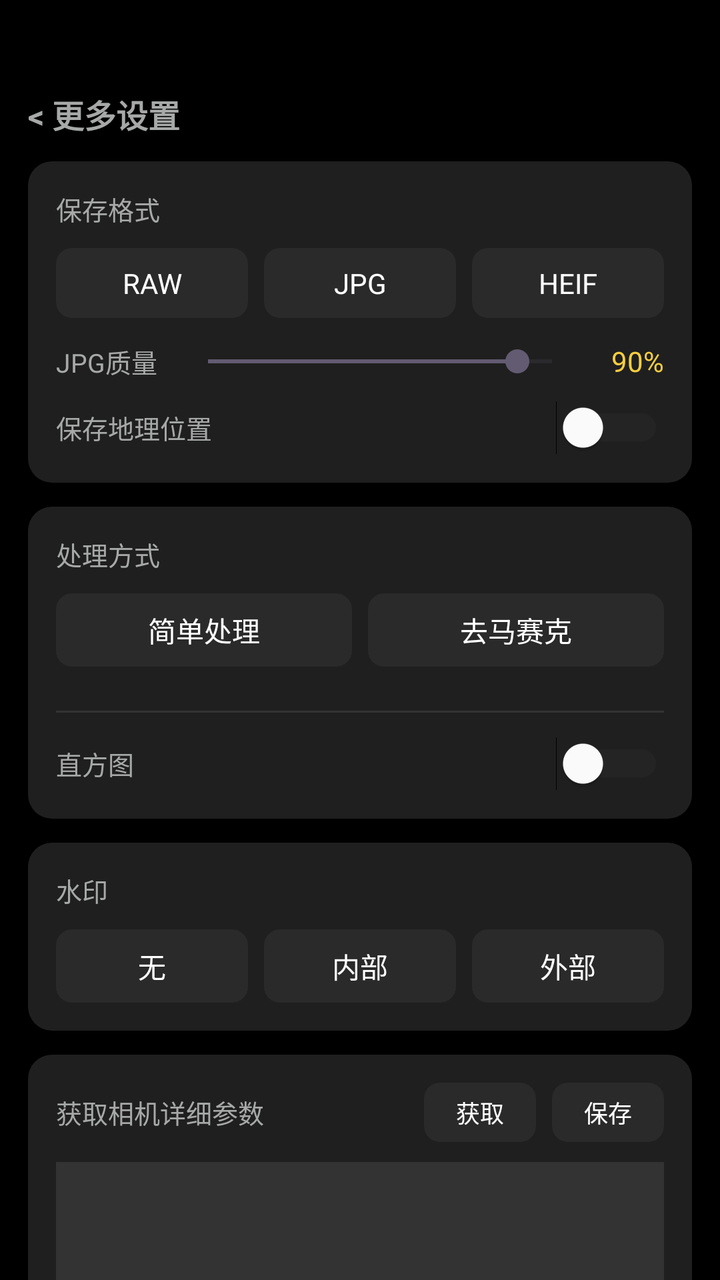
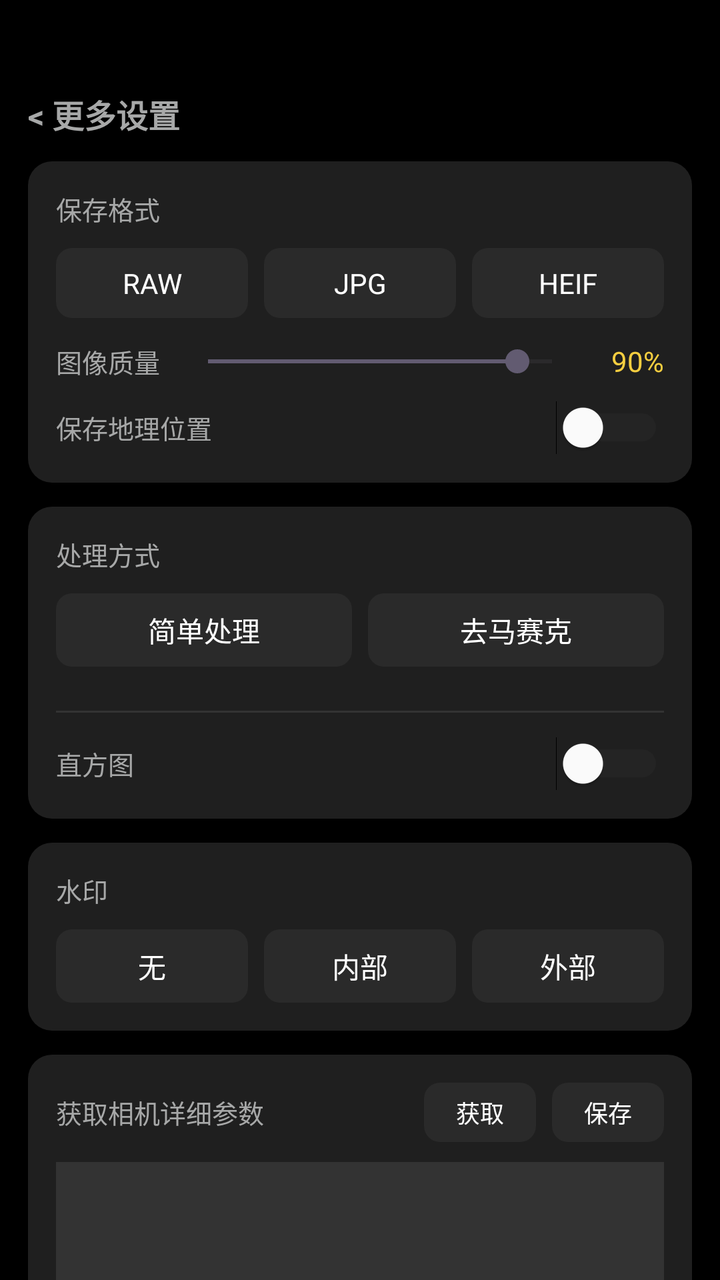

Two renders of the same Android screen: before a commit and after it. Below are the layout's source before the change and the commit's diff.
<!-- AndroidManifest.xml: activity theme Theme.WCam -->
<!-- res/layout/activity_settings.xml -->
<?xml version="1.0" encoding="utf-8"?>
<LinearLayout xmlns:android="http://schemas.android.com/apk/res/android"
    android:layout_width="match_parent"
    android:layout_height="match_parent"
    android:background="@color/settings_bg"
    android:orientation="vertical"
    android:paddingHorizontal="14dp">

    
    <View
        android:layout_width="match_parent"
        android:layout_height="100px" />

    
    <LinearLayout
        android:id="@+id/btn_back"
        android:layout_width="wrap_content"
        android:layout_height="wrap_content"
        android:orientation="horizontal"
        android:gravity="center_vertical"
        android:paddingVertical="12dp"
        android:clickable="true"
        android:focusable="true">
        <TextView
            android:layout_width="wrap_content"
            android:layout_height="wrap_content"
            android:text="&lt; 更多设置"
            android:textColor="@color/settings_text_main"
            android:textSize="16sp"
            android:textStyle="bold" />
    </LinearLayout>

    <ScrollView
        android:layout_width="match_parent"
        android:layout_height="match_parent"
        android:scrollbars="none">

        <LinearLayout
            android:layout_width="match_parent"
            android:layout_height="wrap_content"
            android:orientation="vertical"
            android:paddingBottom="40dp">

            
            <LinearLayout
                android:layout_width="match_parent"
                android:layout_height="wrap_content"
                android:background="@drawable/bg_settings_card"
                android:orientation="vertical"
                android:padding="14dp"
                android:layout_marginBottom="12dp">

                <TextView
                    android:layout_width="wrap_content"
                    android:layout_height="wrap_content"
                    android:text="保存格式"
                    android:textColor="@color/settings_text_main"
                    android:textSize="13sp"
                    android:layout_marginBottom="10dp" />

                <LinearLayout
                    android:layout_width="match_parent"
                    android:layout_height="wrap_content"
                    android:orientation="horizontal">
                    <TextView
                        android:id="@+id/chip_raw"
                        android:layout_width="0dp"
                        android:layout_height="wrap_content"
                        android:layout_weight="1"
                        android:background="@drawable/sl_settings_chip"
                        android:text="RAW"
                        android:textColor="@color/sl_settings_chip_text"
                        android:gravity="center"
                        android:paddingVertical="8dp"
                        android:layout_marginEnd="4dp"
                        android:clickable="true" />
                    <TextView
                        android:id="@+id/chip_jpg"
                        android:layout_width="0dp"
                        android:layout_height="wrap_content"
                        android:layout_weight="1"
                        android:background="@drawable/sl_settings_chip"
                        android:text="JPG"
                        android:textColor="@color/sl_settings_chip_text"
                        android:gravity="center"
                        android:paddingVertical="8dp"
                        android:layout_marginHorizontal="4dp"
                        android:clickable="true" />
                    <TextView
                        android:id="@+id/chip_heif"
                        android:layout_width="0dp"
                        android:layout_height="wrap_content"
                        android:layout_weight="1"
                        android:background="@drawable/sl_settings_chip"
                        android:text="HEIF"
                        android:textColor="@color/sl_settings_chip_text"
                        android:gravity="center"
                        android:paddingVertical="8dp"
                        android:layout_marginStart="4dp"
                        android:clickable="true" />
                </LinearLayout>

                <LinearLayout
                    android:id="@+id/layout_jpg_quality"
                    android:layout_width="match_parent"
                    android:layout_height="wrap_content"
                    android:orientation="horizontal"
                    android:gravity="center_vertical"
                    android:layout_marginTop="12dp">
                    <TextView
                        android:layout_width="wrap_content"
                        android:layout_height="wrap_content"
                        android:text="JPG质量"
                        android:textColor="@color/settings_text_main"
                        android:textSize="13sp"
                        android:minWidth="60dp" />
                    <SeekBar
                        android:id="@+id/seekbar_quality"
                        android:layout_width="0dp"
                        android:layout_height="wrap_content"
                        android:layout_weight="1"
                        android:max="100"
                        android:progress="90" />
                    <TextView
                        android:id="@+id/tv_quality_val"
                        android:layout_width="wrap_content"
                        android:layout_height="wrap_content"
                        android:text="90%"
                        android:textColor="@color/settings_primary"
                        android:textSize="14sp"
                        android:minWidth="40dp"
                        android:gravity="end" />
                </LinearLayout>

                <LinearLayout
                    android:id="@+id/layout_location"
                    android:layout_width="match_parent"
                    android:layout_height="wrap_content"
                    android:orientation="horizontal"
                    android:gravity="center_vertical"
                    android:layout_marginTop="10dp">
                    <TextView
                        android:layout_width="0dp"
                        android:layout_height="wrap_content"
                        android:layout_weight="1"
                        android:text="保存地理位置"
                        android:textColor="@color/settings_text_main"
                        android:textSize="13sp" />
                    <Switch
                        android:id="@+id/switch_location"
                        android:layout_width="wrap_content"
                        android:layout_height="wrap_content"
                        android:thumbTint="@color/white"
                        android:trackTint="@drawable/sl_switch_track" />
                </LinearLayout>
            </LinearLayout>

            
            <LinearLayout
                android:id="@+id/card_algo"
                android:layout_width="match_parent"
                android:layout_height="wrap_content"
                android:background="@drawable/bg_settings_card"
                android:orientation="vertical"
                android:padding="14dp"
                android:layout_marginBottom="12dp">

                <TextView
                    android:layout_width="wrap_content"
                    android:layout_height="wrap_content"
                    android:text="处理方式"
                    android:textColor="@color/settings_text_main"
                    android:textSize="13sp"
                    android:layout_marginBottom="10dp" />

                <LinearLayout
                    android:layout_width="match_parent"
                    android:layout_height="wrap_content"
                    android:orientation="horizontal"
                    android:layout_marginBottom="10dp">
                    <TextView
                        android:id="@+id/seg_simple"
                        android:layout_width="0dp"
                        android:layout_height="wrap_content"
                        android:layout_weight="1"
                        android:background="@drawable/sl_settings_chip"
                        android:text="简单处理"
                        android:textColor="@color/sl_settings_chip_text"
                        android:gravity="center"
                        android:paddingVertical="8dp"
                        android:layout_marginEnd="4dp"
                        android:clickable="true" />
                    <TextView
                        android:id="@+id/seg_demosaic"
                        android:layout_width="0dp"
                        android:layout_height="wrap_content"
                        android:layout_weight="1"
                        android:background="@drawable/sl_settings_chip"
                        android:text="去马赛克"
                        android:textColor="@color/sl_settings_chip_text"
                        android:gravity="center"
                        android:paddingVertical="8dp"
                        android:layout_marginStart="4dp"
                        android:clickable="true" />
                </LinearLayout>

                <GridLayout
                    android:id="@+id/grid_algo_none"
                    android:layout_width="match_parent"
                    android:layout_height="wrap_content"
                    android:columnCount="4"
                    android:rowCount="1"
                    android:alignmentMode="alignBounds"
                    android:columnOrderPreserved="false">
                </GridLayout>

                <GridLayout
                    android:id="@+id/grid_algo_demosaic"
                    android:layout_width="match_parent"
                    android:layout_height="wrap_content"
                    android:columnCount="5"
                    android:rowCount="2"
                    android:alignmentMode="alignBounds"
                    android:columnOrderPreserved="false"
                    android:visibility="gone">
                </GridLayout>

                <View
                    android:layout_width="match_parent"
                    android:layout_height="1dp"
                    android:background="@color/settings_unselected_bg"
                    android:layout_marginTop="12dp" />

                <LinearLayout
                    android:layout_width="match_parent"
                    android:layout_height="wrap_content"
                    android:orientation="horizontal"
                    android:gravity="center_vertical"
                    android:layout_marginTop="12dp">
                    <TextView
                        android:layout_width="0dp"
                        android:layout_height="wrap_content"
                        android:layout_weight="1"
                        android:text="直方图"
                        android:textColor="@color/settings_text_main"
                        android:textSize="13sp" />
                    <Switch
                        android:id="@+id/switch_histogram"
                        android:layout_width="wrap_content"
                        android:layout_height="wrap_content"
                        android:thumbTint="@color/white"
                        android:trackTint="@drawable/sl_switch_track" />
                </LinearLayout>
            </LinearLayout>

            
            <LinearLayout
                android:id="@+id/card_watermark"
                android:layout_width="match_parent"
                android:layout_height="wrap_content"
                android:background="@drawable/bg_settings_card"
                android:orientation="vertical"
                android:padding="14dp"
                android:layout_marginBottom="12dp">
                <TextView
                    android:layout_width="wrap_content"
                    android:layout_height="wrap_content"
                    android:text="水印"
                    android:textColor="@color/settings_text_main"
                    android:textSize="13sp"
                    android:layout_marginBottom="10dp" />
                <LinearLayout
                    android:layout_width="match_parent"
                    android:layout_height="wrap_content"
                    android:orientation="horizontal">
                    <TextView
                        android:id="@+id/seg_wm_none"
                        android:layout_width="0dp"
                        android:layout_height="wrap_content"
                        android:layout_weight="1"
                        android:background="@drawable/sl_settings_chip"
                        android:text="无"
                        android:textColor="@color/sl_settings_chip_text"
                        android:gravity="center"
                        android:paddingVertical="8dp"
                        android:layout_marginEnd="4dp" />
                    <TextView
                        android:id="@+id/seg_wm_internal"
                        android:layout_width="0dp"
                        android:layout_height="wrap_content"
                        android:layout_weight="1"
                        android:background="@drawable/sl_settings_chip"
                        android:text="内部"
                        android:textColor="@color/sl_settings_chip_text"
                        android:gravity="center"
                        android:paddingVertical="8dp"
                        android:layout_marginHorizontal="4dp" />
                    <TextView
                        android:id="@+id/seg_wm_external"
                        android:layout_width="0dp"
                        android:layout_height="wrap_content"
                        android:layout_weight="1"
                        android:background="@drawable/sl_settings_chip"
                        android:text="外部"
                        android:textColor="@color/sl_settings_chip_text"
                        android:gravity="center"
                        android:paddingVertical="8dp"
                        android:layout_marginStart="4dp" />
                </LinearLayout>

                <LinearLayout
                    android:id="@+id/panel_wm_options"
                    android:layout_width="match_parent"
                    android:layout_height="wrap_content"
                    android:orientation="vertical"
                    android:visibility="gone">
                    <LinearLayout
                        android:layout_width="match_parent"
                        android:layout_height="wrap_content"
                        android:orientation="horizontal"
                        android:layout_marginTop="12dp">
                        <TextView
                            android:id="@+id/chip_wm_time"
                            android:layout_width="0dp"
                            android:layout_height="wrap_content"
                            android:layout_weight="1"
                            android:background="@drawable/sl_settings_chip"
                            android:text="时间"
                            android:textColor="@color/sl_settings_chip_text"
                            android:gravity="center"
                            android:paddingVertical="8dp"
                            android:layout_marginEnd="4dp" />
                        <TextView
                            android:id="@+id/chip_wm_params"
                            android:layout_width="0dp"
                            android:layout_height="wrap_content"
                            android:layout_weight="1"
                            android:background="@drawable/sl_settings_chip"
                            android:text="参数"
                            android:textColor="@color/sl_settings_chip_text"
                            android:gravity="center"
                            android:paddingVertical="8dp"
                            android:layout_marginHorizontal="4dp" />
                        <TextView
                            android:id="@+id/chip_wm_text"
                            android:layout_width="0dp"
                            android:layout_height="wrap_content"
                            android:layout_weight="1"
                            android:background="@drawable/sl_settings_chip"
                            android:text="固定文本"
                            android:textColor="@color/sl_settings_chip_text"
                            android:gravity="center"
                            android:paddingVertical="8dp"
                            android:layout_marginStart="4dp" />
                    </LinearLayout>
                    <EditText
                        android:id="@+id/et_wm_custom"
                        android:layout_width="match_parent"
                        android:layout_height="wrap_content"
                        android:layout_marginTop="12dp"
                        android:background="@color/settings_unselected_bg"
                        android:hint="输入水印文本..."
                        android:padding="10dp"
                        android:textColor="@color/white"
                        android:textColorHint="@color/settings_text_main"
                        android:textSize="14sp"
                        android:visibility="gone" />
                </LinearLayout>
            </LinearLayout>

            
            <LinearLayout
                android:layout_width="match_parent"
                android:layout_height="wrap_content"
                android:background="@drawable/bg_settings_card"
                android:orientation="vertical"
                android:padding="14dp"
                android:layout_marginBottom="12dp">

                <LinearLayout
                    android:layout_width="match_parent"
                    android:layout_height="wrap_content"
                    android:orientation="horizontal"
                    android:gravity="center_vertical"
                    android:layout_marginBottom="10dp">
                    <TextView
                        android:layout_width="0dp"
                        android:layout_height="wrap_content"
                        android:layout_weight="1"
                        android:text="获取相机详细参数"
                        android:textColor="@color/settings_text_main"
                        android:textSize="13sp" />
                    <TextView
                        android:id="@+id/btn_get_camera_info"
                        android:layout_width="wrap_content"
                        android:layout_height="wrap_content"
                        android:background="@drawable/sl_settings_chip"
                        android:text="获取"
                        android:textColor="@color/sl_settings_chip_text"
                        android:paddingHorizontal="16dp"
                        android:paddingVertical="6dp"
                        android:textSize="12sp"
                        android:layout_marginEnd="8dp"
                        android:clickable="true" />
                    <TextView
                        android:id="@+id/btn_copy_camera_info"
                        android:layout_width="wrap_content"
                        android:layout_height="wrap_content"
                        android:background="@drawable/sl_settings_chip"
                        android:text="保存"
                        android:textColor="@color/sl_settings_chip_text"
                        android:paddingHorizontal="16dp"
                        android:paddingVertical="6dp"
                        android:textSize="12sp"
                        android:clickable="true" />
                </LinearLayout>

                <EditText
                    android:id="@+id/et_camera_info"
                    android:layout_width="match_parent"
                    android:layout_height="260dp"
                    android:background="@color/settings_unselected_bg"
                    android:padding="10dp"
                    android:textColor="@color/white"
                    android:textSize="11sp"
                    android:fontFamily="monospace"
                    android:gravity="top|start"
                    android:clickable="true"
                    android:focusable="true"
                    android:scrollbars="vertical"
                    android:fadeScrollbars="false"
                    android:importantForAutofill="no"
                    android:inputType="textMultiLine" />
            </LinearLayout>

        </LinearLayout>
    </ScrollView>

</LinearLayout>
<!-- resources referenced by this layout -->
<resources>
  <color name="settings_bg">#000000</color>
  <color name="settings_primary">#F5CE40</color>
  <color name="settings_text_main">#A7A8A8</color>
  <color name="settings_unselected_bg">#333333</color>
  <color name="white">#FFFFFFFF</color>
  <!-- drawable bg_settings_card (drawable) -->
  <?xml version="1.0" encoding="utf-8"?>
  <shape xmlns:android="http://schemas.android.com/apk/res/android">
      <solid android:color="@color/settings_surface" />
      <corners android:radius="12dp" />
  </shape>
  <!-- drawable sl_settings_chip (drawable) -->
  <?xml version="1.0" encoding="utf-8"?>
  <selector xmlns:android="http://schemas.android.com/apk/res/android">
      <item android:drawable="@drawable/bg_settings_chip_selected" android:state_selected="true" />
      <item android:drawable="@drawable/bg_timer_panel_item" />
  </selector>
  <!-- drawable sl_switch_track (drawable) -->
  <?xml version="1.0" encoding="utf-8"?>
  <selector xmlns:android="http://schemas.android.com/apk/res/android">
      <item android:color="#F5CE40" android:state_checked="true" />
      <item android:color="@color/settings_unselected_bg" />
  </selector>
  <style name="Theme.WCam" parent="Base.Theme.WCam" />
  <color name="settings_surface">#1F1F1F</color>
  <!-- drawable bg_settings_chip_selected (drawable) -->
  <?xml version="1.0" encoding="utf-8"?>
  <shape xmlns:android="http://schemas.android.com/apk/res/android">
      <solid android:color="@color/settings_primary" />
      <corners android:radius="8dp" />
  </shape>
  <!-- drawable bg_timer_panel_item (drawable) -->
  <?xml version="1.0" encoding="utf-8"?>
  <shape xmlns:android="http://schemas.android.com/apk/res/android">
      <solid android:color="#2A2A2A" />
      <corners android:radius="8dp" />
  </shape>
  <style name="Base.Theme.WCam" parent="Theme.Material3.DayNight.NoActionBar">
          
          
      </style>
</resources>

<!-- the commit's change to res/layout/activity_settings.xml (unified diff, before → after) -->
@@ -101,7 +101,7 @@
                 </LinearLayout>
 
                 <LinearLayout
-                    android:id="@+id/layout_jpg_quality"
+                    android:id="@+id/layout_image_quality"
                     android:layout_width="match_parent"
                     android:layout_height="wrap_content"
                     android:orientation="horizontal"
@@ -110,7 +110,7 @@
                     <TextView
                         android:layout_width="wrap_content"
                         android:layout_height="wrap_content"
-                        android:text="JPG质量"
+                        android:text="图像质量"
                         android:textColor="@color/settings_text_main"
                         android:textSize="13sp"
                         android:minWidth="60dp" />
